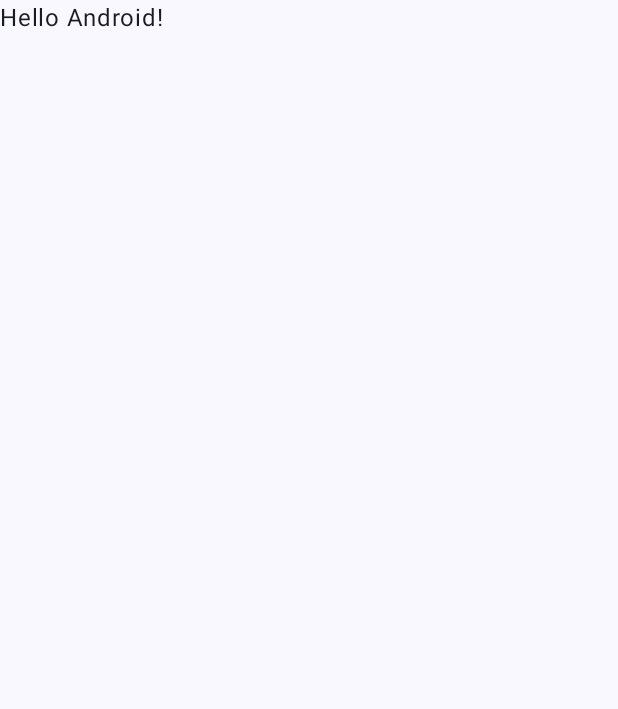
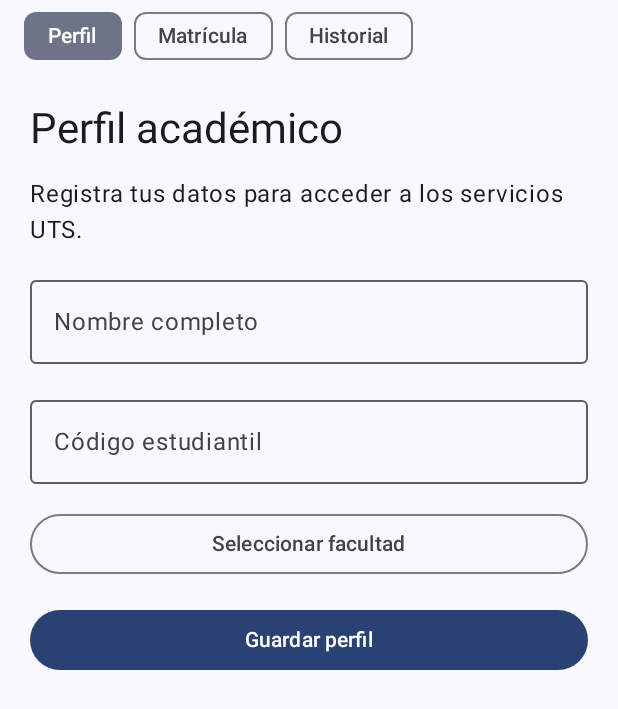
Before and after one commit to radaespia/ServiciosEstudiantilesUTS, an Android app built with Jetpack Compose: the screen it shows after launch (MainActivity), on a phone screen of 412 x 824 dp. Before the commit the part shown is almost empty. Shown: the top 709 px of the screen. Run offline under Robolectric (Android 15) with nearby library versions, the phone set to English and light mode, and no system bars.

Commit message:
Implementar perfil, matricula e historial con MVVM

```diff
--- a/AplicacionAndroid/app/build.gradle.kts
+++ b/AplicacionAndroid/app/build.gradle.kts
@@ -1,6 +1,7 @@
 plugins {
     alias(libs.plugins.android.application)
     alias(libs.plugins.kotlin.compose)
+
 }
 
 android {
@@ -51,4 +52,6 @@ dependencies {
     androidTestImplementation(libs.androidx.junit)
     debugImplementation(libs.androidx.compose.ui.test.manifest)
     debugImplementation(libs.androidx.compose.ui.tooling)
+    implementation(libs.androidx.lifecycle.runtime.compose)
+    implementation(libs.androidx.lifecycle.viewmodel.compose)
 }
--- a/AplicacionAndroid/app/src/main/java/com/example/serviciosestudiantilesuts/MainActivity.kt
+++ b/AplicacionAndroid/app/src/main/java/com/example/serviciosestudiantilesuts/MainActivity.kt
@@ -4,44 +4,88 @@ import android.os.Bundle
 import androidx.activity.ComponentActivity
 import androidx.activity.compose.setContent
 import androidx.activity.enableEdgeToEdge
-import androidx.compose.foundation.layout.fillMaxSize
-import androidx.compose.foundation.layout.padding
-import androidx.compose.material3.Scaffold
-import androidx.compose.material3.Text
-import androidx.compose.runtime.Composable
+import androidx.compose.foundation.layout.*
+import androidx.compose.material3.*
+import androidx.compose.runtime.*
+import androidx.compose.runtime.saveable.rememberSaveable
 import androidx.compose.ui.Modifier
-import androidx.compose.ui.tooling.preview.Preview
+import androidx.compose.ui.unit.dp
+import androidx.lifecycle.viewmodel.compose.viewModel
+import com.example.serviciosestudiantilesuts.ui.screens.MatriculaScreen
+import com.example.serviciosestudiantilesuts.ui.screens.PerfilScreen
 import com.example.serviciosestudiantilesuts.ui.theme.ServiciosEstudiantilesUTSTheme
+import com.example.serviciosestudiantilesuts.viewmodel.MatriculaViewModel
+import com.example.serviciosestudiantilesuts.viewmodel.PerfilViewModel
+import com.example.serviciosestudiantilesuts.ui.screens.HistorialScreen
 
 class MainActivity : ComponentActivity() {
+
     override fun onCreate(savedInstanceState: Bundle?) {
         super.onCreate(savedInstanceState)
         enableEdgeToEdge()
+
         setContent {
             ServiciosEstudiantilesUTSTheme {
-                Scaffold(modifier = Modifier.fillMaxSize()) { innerPadding ->
-                    Greeting(
-                        name = "Android",
-                        modifier = Modifier.padding(innerPadding)
-                    )
+                val perfilViewModel: PerfilViewModel = viewModel()
+                val matriculaViewModel: MatriculaViewModel = viewModel()
+
+                var seccion by rememberSaveable {
+                    mutableStateOf("Perfil")
+                }
+
+                Scaffold(
+                    modifier = Modifier.fillMaxSize()
+                ) { paddingInterno ->
+                    Column(
+                        modifier = Modifier
+                            .fillMaxSize()
+                            .padding(paddingInterno)
+                    ) {
+                        Row(
+                            modifier = Modifier
+                                .fillMaxWidth()
+                                .padding(horizontal = 16.dp),
+                            horizontalArrangement = Arrangement.spacedBy(8.dp)
+                        ) {
+                            FilterChip(
+                                selected = seccion == "Perfil",
+                                onClick = { seccion = "Perfil" },
+                                label = { Text("Perfil") }
+                            )
+
+                            FilterChip(
+                                selected = seccion == "Matrícula",
+                                onClick = { seccion = "Matrícula" },
+                                label = { Text("Matrícula") }
+                            )
+
+                            FilterChip(
+                                selected = seccion == "Historial",
+                                onClick = { seccion = "Historial" },
+                                label = { Text("Historial") }
+                            )
+                        }
+
+                        when (seccion) {
+                            "Perfil" -> PerfilScreen(
+                                viewModel = perfilViewModel,
+                                modifier = Modifier.weight(1f)
+                            )
+
+                            "Matrícula" -> MatriculaScreen(
+                                perfilViewModel = perfilViewModel,
+                                matriculaViewModel = matriculaViewModel,
+                                modifier = Modifier.weight(1f)
+                            )
+
+                            "Historial" -> HistorialScreen(
+                                matriculaViewModel = matriculaViewModel,
+                                modifier = Modifier.weight(1f)
+                            )
+                        }
+                    }
                 }
             }
         }
     }
 }
-
-@Composable
-fun Greeting(name: String, modifier: Modifier = Modifier) {
-    Text(
-        text = "Hello $name!",
-        modifier = modifier
-    )
-}
-
-@Preview(showBackground = true)
-@Composable
-fun GreetingPreview() {
-    ServiciosEstudiantilesUTSTheme {
-        Greeting("Android")
-    }
-}
--- /dev/null
+++ b/AplicacionAndroid/app/src/main/java/com/example/serviciosestudiantilesuts/data/Curso.kt
@@ -0,0 +1,7 @@
+package com.example.serviciosestudiantilesuts.data
+
+data class Curso(
+    val id: Int,
+    val nombre: String,
+    val costoBase: Long
+)
--- /dev/null
+++ b/AplicacionAndroid/app/src/main/java/com/example/serviciosestudiantilesuts/ui/screens/PerfilScreen.kt
@@ -0,0 +1,137 @@
+package com.example.serviciosestudiantilesuts.ui.screens
+
+import androidx.compose.foundation.layout.*
+import androidx.compose.foundation.rememberScrollState
+import androidx.compose.foundation.text.KeyboardOptions
+import androidx.compose.foundation.verticalScroll
+import androidx.compose.material3.*
+import androidx.compose.runtime.*
+import androidx.compose.runtime.saveable.rememberSaveable
+import androidx.compose.ui.Modifier
+import androidx.compose.ui.text.input.KeyboardType
+import androidx.compose.ui.unit.dp
+import androidx.lifecycle.compose.collectAsStateWithLifecycle
+import com.example.serviciosestudiantilesuts.viewmodel.PerfilViewModel
+
+@Composable
+fun PerfilScreen(
+    viewModel: PerfilViewModel,
+    modifier: Modifier = Modifier
+) {
+    val estudiante by viewModel.estudiante.collectAsStateWithLifecycle()
+    val error by viewModel.error.collectAsStateWithLifecycle()
+
+    var nombre by rememberSaveable { mutableStateOf("") }
+    var codigo by rememberSaveable { mutableStateOf("") }
+    var facultad by rememberSaveable { mutableStateOf("") }
+    var menuAbierto by remember { mutableStateOf(false) }
+
+    val facultades = listOf(
+        "Ingenierías",
+        "Ciencias Socioeconómicas"
+    )
+
+    Column(
+        modifier = modifier
+            .fillMaxSize()
+            .verticalScroll(rememberScrollState())
+            .padding(20.dp),
+        verticalArrangement = Arrangement.spacedBy(16.dp)
+    ) {
+        Text(
+            text = "Perfil académico",
+            style = MaterialTheme.typography.headlineMedium
+        )
+
+        Text(
+            text = "Registra tus datos para acceder a los servicios UTS.",
+            style = MaterialTheme.typography.bodyLarge
+        )
+
+        OutlinedTextField(
+            value = nombre,
+            onValueChange = { nombre = it },
+            label = { Text("Nombre completo") },
+            singleLine = true,
+            modifier = Modifier.fillMaxWidth()
+        )
+
+        OutlinedTextField(
+            value = codigo,
+            onValueChange = { codigo = it },
+            label = { Text("Código estudiantil") },
+            keyboardOptions = KeyboardOptions(
+                keyboardType = KeyboardType.Number
+            ),
+            singleLine = true,
+            modifier = Modifier.fillMaxWidth()
+        )
+
+        Box(modifier = Modifier.fillMaxWidth()) {
+            OutlinedButton(
+                onClick = { menuAbierto = true },
+                modifier = Modifier.fillMaxWidth()
+            ) {
+                Text(
+                    text = facultad.ifBlank {
+                        "Seleccionar facultad"
+                    }
+                )
+            }
+
+            DropdownMenu(
+                expanded = menuAbierto,
+                onDismissRequest = { menuAbierto = false }
+            ) {
+                facultades.forEach { opcion ->
+                    DropdownMenuItem(
+                        text = { Text(opcion) },
+                        onClick = {
+                            facultad = opcion
+                            menuAbierto = false
+                        }
+                    )
+                }
+            }
+        }
+
+        error?.let { mensaje ->
+            Text(
+                text = mensaje,
+                color = MaterialTheme.colorScheme.error,
+                style = MaterialTheme.typography.bodyMedium
+            )
+        }
+
+        Button(
+            onClick = {
+                viewModel.guardarPerfil(
+                    nombre = nombre,
+                    codigo = codigo,
+                    facultad = facultad
+                )
+            },
+            modifier = Modifier.fillMaxWidth()
+        ) {
+            Text("Guardar perfil")
+        }
+
+        estudiante?.let { perfil ->
+            Card(modifier = Modifier.fillMaxWidth()) {
+                Column(
+                    modifier = Modifier.padding(16.dp),
+                    verticalArrangement = Arrangement.spacedBy(8.dp)
+                ) {
+                    Text(
+                        text = "Perfil registrado",
+                        style = MaterialTheme.typography.titleLarge
+                    )
+                    Text("Nombre: ${perfil.nombre}")
+                    Text("Código: ${perfil.codigo}")
+                    Text("Facultad: ${perfil.facultad}")
+                    Text("Correo: ${perfil.correoInstitucional}")
+                }
+            }
+        }
+    }
+}
--- /dev/null
+++ b/AplicacionAndroid/app/src/main/java/com/example/serviciosestudiantilesuts/viewmodel/MatriculaViewModel.kt
@@ -0,0 +1,74 @@
+package com.example.serviciosestudiantilesuts.viewmodel
+
+import androidx.lifecycle.ViewModel
+import com.example.serviciosestudiantilesuts.data.Curso
+import com.example.serviciosestudiantilesuts.data.Estudiante
+import com.example.serviciosestudiantilesuts.data.Liquidacion
+import kotlinx.coroutines.flow.MutableStateFlow
+import kotlinx.coroutines.flow.StateFlow
+import kotlinx.coroutines.flow.asStateFlow
+
+class MatriculaViewModel : ViewModel() {
+
+    val cursos: List<Curso> = listOf(
+        Curso(1, "Inglés Técnico", 200_000L),
+        Curso(2, "Programación Web", 300_000L),
+        Curso(3, "Ciberseguridad", 400_000L)
+    )
+
+    private val _liquidaciones =
+        MutableStateFlow<List<Liquidacion>>(emptyList())
+    val liquidaciones: StateFlow<List<Liquidacion>> =
+        _liquidaciones.asStateFlow()
+
+    private val _totalAcumulado = MutableStateFlow(0L)
+    val totalAcumulado: StateFlow<Long> =
+        _totalAcumulado.asStateFlow()
+
+    private val _error = MutableStateFlow<String?>(null)
+    val error: StateFlow<String?> = _error.asStateFlow()
+
+    fun liquidar(
+        estudiante: Estudiante?,
+        curso: Curso?,
+        tieneBeca: Boolean,
+        financiaIcetex: Boolean
+    ) {
+        if (estudiante == null) {
+            _error.value = "Primero debes registrar tu perfil."
+            return
+        }
+
+        val cursoValido = cursos.find { it.id == curso?.id }
+
+        if (cursoValido == null) {
+            _error.value = "Selecciona un curso."
+            return
+        }
+
+        val descuento =
+            if (tieneBeca) cursoValido.costoBase / 2 else 0L
+
+        val subtotal = cursoValido.costoBase - descuento
+
+        val recargo =
+            if (financiaIcetex) subtotal * 5 / 100 else 0L
+
+        val liquidacion = Liquidacion(
+            id = _liquidaciones.value.size + 1,
+            curso = cursoValido,
+            tieneBeca = tieneBeca,
+            financiaIcetex = financiaIcetex,
+            descuento = descuento,
+            recargo = recargo,
+            totalPagar = subtotal + recargo
+        )
+
+        _liquidaciones.value = _liquidaciones.value + liquidacion
+
+        _totalAcumulado.value =
+            _liquidaciones.value.sumOf { it.totalPagar }
+
+        _error.value = null
+    }
+}
--- a/AplicacionAndroid/gradle/libs.versions.toml
+++ b/AplicacionAndroid/gradle/libs.versions.toml
@@ -24,6 +24,8 @@ androidx-compose-ui-tooling-preview = { group = "androidx.compose.ui", name = "u
 androidx-compose-ui-test-manifest = { group = "androidx.compose.ui", name = "ui-test-manifest" }
 androidx-compose-ui-test-junit4 = { group = "androidx.compose.ui", name = "ui-test-junit4" }
 androidx-compose-material3 = { group = "androidx.compose.material3", name = "material3" }
+androidx-lifecycle-runtime-compose = { group = "androidx.lifecycle", name = "lifecycle-runtime-compose", version.ref = "lifecycleRuntimeKtx" }
+androidx-lifecycle-viewmodel-compose = { group = "androidx.lifecycle", name = "lifecycle-viewmodel-compose", version.ref = "lifecycleRuntimeKtx" }
 
 [plugins]
 android-application = { id = "com.android.application", version.ref = "agp" }
```
Also changed, not shown: AplicacionAndroid/app/src/main/java/com/example/serviciosestudiantilesuts/data/Estudiante.kt (added, +8 -0 lines), AplicacionAndroid/app/src/main/java/com/example/serviciosestudiantilesuts/data/Liquidacion.kt (added, +11 -0 lines), AplicacionAndroid/app/src/main/java/com/example/serviciosestudiantilesuts/ui/screens/HistorialScreen.kt (added, +123 -0 lines), AplicacionAndroid/app/src/main/java/com/example/serviciosestudiantilesuts/ui/screens/MatriculaScreen.kt (added, +185 -0 lines), AplicacionAndroid/app/src/main/java/com/example/serviciosestudiantilesuts/viewmodel/PerfilViewModel.kt (added, +64 -0 lines).
